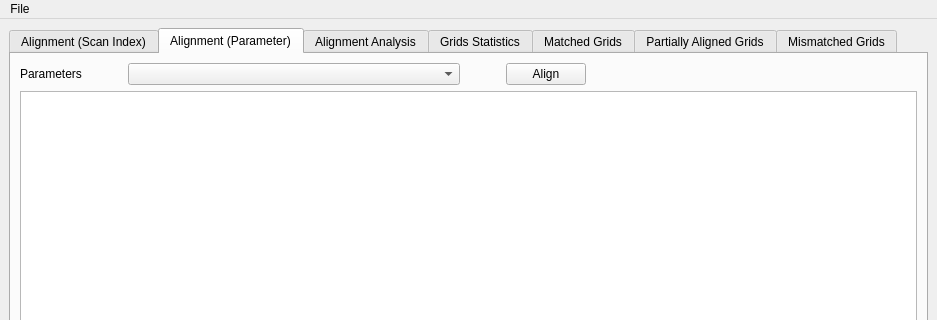
This is designer/gridsalignmentview.ui in neutrons/PyRS as Qt 5 draws it before an edit; both pictures show x 0 to 937 and y 0 to 320 of the 937 by 1003 pixel window. The edited form follows.
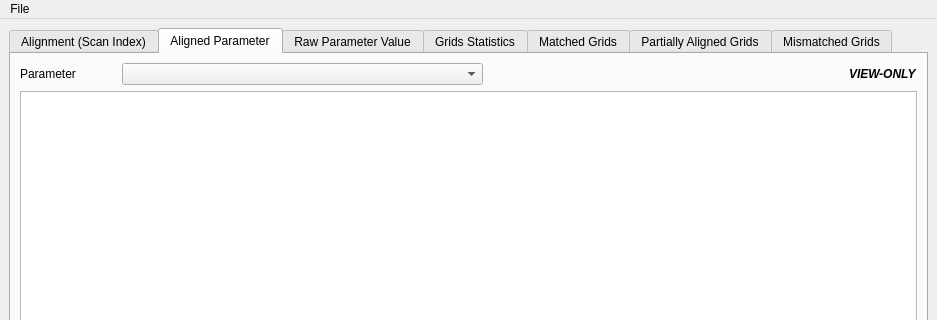
This is the edited form. The open tabs and pages were chosen to show the change. Custom widgets are drawn as their Qt base class.

Commit message: Refs #15. Checkpointing integrating slice viewer to strain stress UI.

The edit to the form file:
```diff
--- a/designer/gridsalignmentview.ui
+++ b/designer/gridsalignmentview.ui
@@ -63,7 +63,7 @@
       </widget>
       <widget class="QWidget" name="tab_paramOnGrids">
        <attribute name="title">
-        <string>Alignment (Parameter)</string>
+        <string>Aligned Parameter</string>
        </attribute>
        <layout class="QVBoxLayout" name="verticalLayout">
         <item>
@@ -77,7 +77,7 @@
              </size>
             </property>
             <property name="text">
-             <string>Parameters</string>
+             <string>Parameter</string>
             </property>
            </widget>
           </item>
@@ -107,32 +107,6 @@
             </property>
            </widget>
           </item>
-          <item>
-           <spacer name="horizontalSpacer_2">
-            <property name="orientation">
-             <enum>Qt::Horizontal</enum>
-            </property>
-            <property name="sizeType">
-             <enum>QSizePolicy::Preferred</enum>
-            </property>
-            <property name="sizeHint" stdset="0">
-             <size>
-              <width>40</width>
-              <height>20</height>
-             </size>
-            </property>
-           </spacer>
-          </item>
-          <item>
-           <widget class="QPushButton" name="pushButton_showParameterValue">
-            <property name="toolTip">
-             <string>&lt;html&gt;&lt;head/&gt;&lt;body&gt;&lt;p&gt;Show specified parameter's values for each direction (e11/e22/e33) on each strain/stress grid.&lt;/p&gt;&lt;p&gt;&lt;br/&gt;&lt;/p&gt;&lt;p&gt;The first attempt is to find matched grid from experiment.&lt;/p&gt;&lt;p&gt;If there is no matched grid, then an interpolation is made.&lt;/p&gt;&lt;/body&gt;&lt;/html&gt;</string>
-            </property>
-            <property name="text">
-             <string>Align</string>
-            </property>
-           </widget>
-          </item>
           <item>
            <spacer name="horizontalSpacer_3">
             <property name="orientation">
@@ -146,6 +120,20 @@
             </property>
            </spacer>
           </item>
+          <item>
+           <widget class="QLabel" name="label_9">
+            <property name="font">
+             <font>
+              <weight>75</weight>
+              <italic>true</italic>
+              <bold>true</bold>
+             </font>
+            </property>
+            <property name="text">
+             <string>VIEW-ONLY</string>
+            </property>
+           </widget>
+          </item>
          </layout>
         </item>
         <item>
@@ -155,7 +143,7 @@
       </widget>
       <widget class="QWidget" name="tab_5">
        <attribute name="title">
-        <string>Alignment Analysis</string>
+        <string>Raw Parameter Value</string>
        </attribute>
        <layout class="QVBoxLayout" name="verticalLayout_2">
         <item>
```
Left out of the diff: 24 changed lines with no effect on the pictures. The commit also changes 7 other files.
